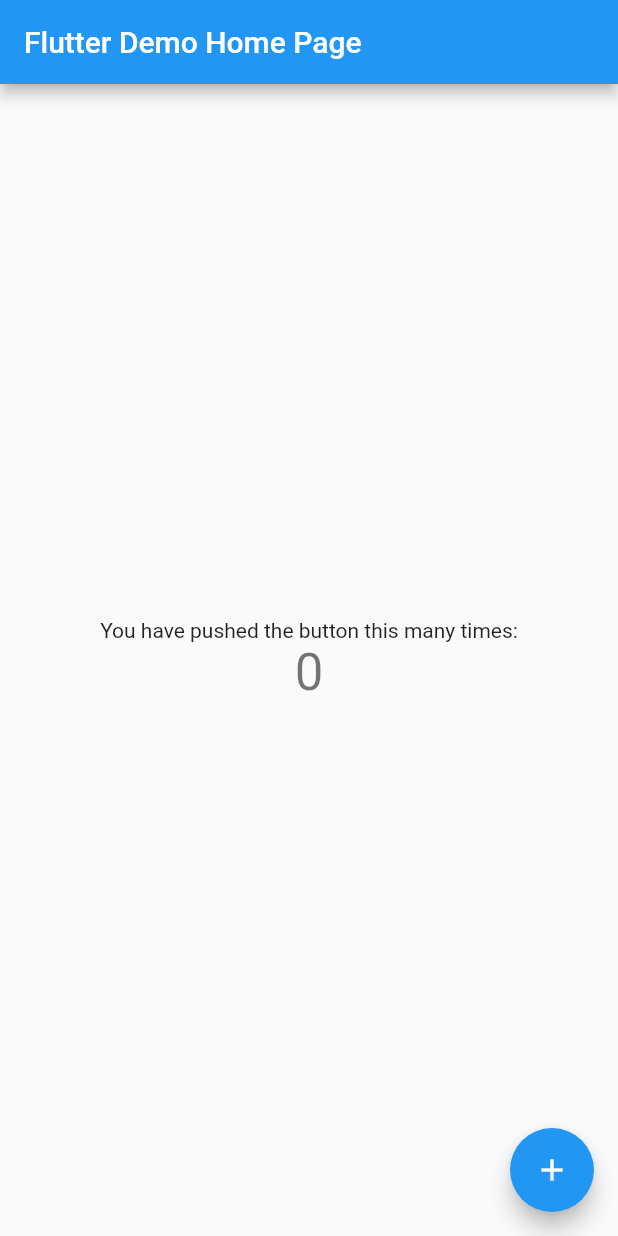
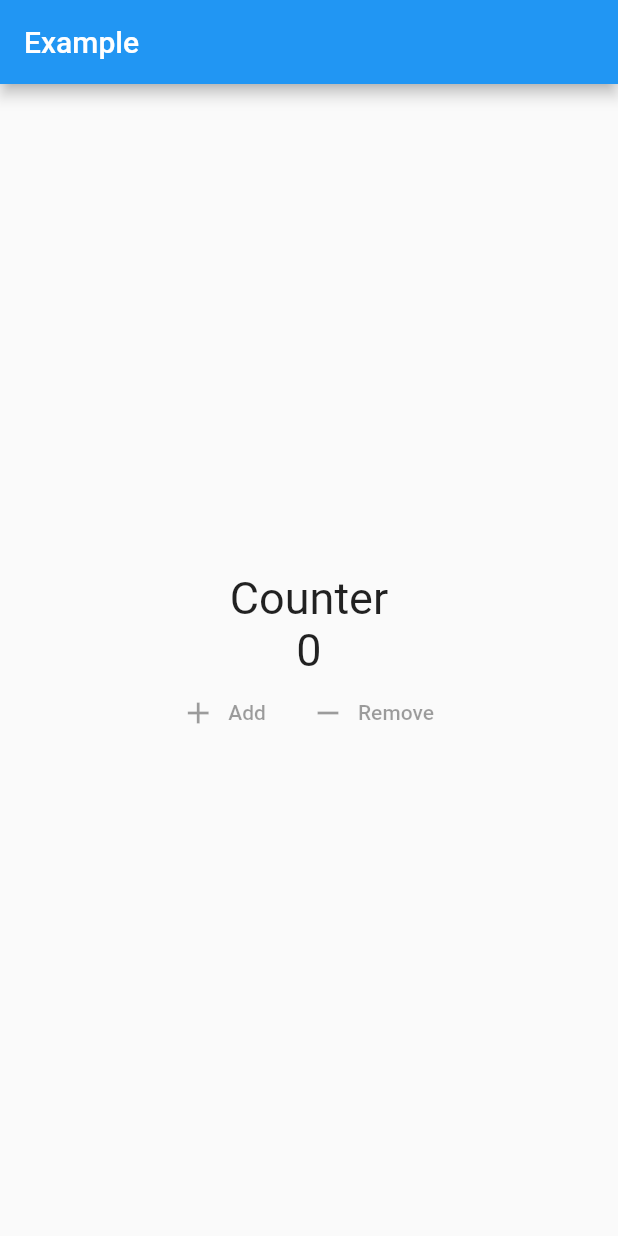
Before and after one commit to ArlanchikDrey/MobxExample, a Flutter app: the screen it shows after launch, on a phone screen of 412 x 824 dp. Run offline on Flutter 3.47's test engine with Material 2 defaults, Android fonts, the phone set to English and light mode, and no system bars.

Commit message:
added counter page

```diff
--- a/lib/main.dart
+++ b/lib/main.dart
@@ -1,117 +1,14 @@
 import 'package:flutter/material.dart';
+import 'package:mobx_example/pages/counter_page.dart';
 
-void main() {
-  runApp(MyApp());
-}
+void main() => runApp(MyApp());
 
-class MyApp extends StatelessWidget {
-  // This widget is the root of your application.
+class MyApp extends StatelessWidget{
   @override
   Widget build(BuildContext context) {
     return MaterialApp(
-      title: 'Flutter Demo',
-      theme: ThemeData(
-        // This is the theme of your application.
-        //
-        // Try running your application with "flutter run". You'll see the
-        // application has a blue toolbar. Then, without quitting the app, try
-        // changing the primarySwatch below to Colors.green and then invoke
-        // "hot reload" (press "r" in the console where you ran "flutter run",
-        // or simply save your changes to "hot reload" in a Flutter IDE).
-        // Notice that the counter didn't reset back to zero; the application
-        // is not restarted.
-        primarySwatch: Colors.blue,
-        // This makes the visual density adapt to the platform that you run
-        // the app on. For desktop platforms, the controls will be smaller and
-        // closer together (more dense) than on mobile platforms.
-        visualDensity: VisualDensity.adaptivePlatformDensity,
-      ),
-      home: MyHomePage(title: 'Flutter Demo Home Page'),
+      home: CounterPage(),
     );
   }
+
 }
-
-class MyHomePage extends StatefulWidget {
-  MyHomePage({Key key, this.title}) : super(key: key);
-
-  // This widget is the home page of your application. It is stateful, meaning
-  // that it has a State object (defined below) that contains fields that affect
-  // how it looks.
-
-  // This class is the configuration for the state. It holds the values (in this
-  // case the title) provided by the parent (in this case the App widget) and
-  // used by the build method of the State. Fields in a Widget subclass are
-  // always marked "final".
-
-  final String title;
-
-  @override
-  _MyHomePageState createState() => _MyHomePageState();
-}
-
-class _MyHomePageState extends State<MyHomePage> {
-  int _counter = 0;
-
-  void _incrementCounter() {
-    setState(() {
-      // This call to setState tells the Flutter framework that something has
-      // changed in this State, which causes it to rerun the build method below
-      // so that the display can reflect the updated values. If we changed
-      // _counter without calling setState(), then the build method would not be
-      // called again, and so nothing would appear to happen.
-      _counter++;
-    });
-  }
-
-  @override
-  Widget build(BuildContext context) {
-    // This method is rerun every time setState is called, for instance as done
-    // by the _incrementCounter method above.
-    //
-    // The Flutter framework has been optimized to make rerunning build methods
-    // fast, so that you can just rebuild anything that needs updating rather
-    // than having to individually change instances of widgets.
-    return Scaffold(
-      appBar: AppBar(
-        // Here we take the value from the MyHomePage object that was created by
-        // the App.build method, and use it to set our appbar title.
-        title: Text(widget.title),
-      ),
-      body: Center(
-        // Center is a layout widget. It takes a single child and positions it
-        // in the middle of the parent.
-        child: Column(
-          // Column is also a layout widget. It takes a list of children and
-          // arranges them vertically. By default, it sizes itself to fit its
-          // children horizontally, and tries to be as tall as its parent.
-          //
-          // Invoke "debug painting" (press "p" in the console, choose the
-          // "Toggle Debug Paint" action from the Flutter Inspector in Android
-          // Studio, or the "Toggle Debug Paint" command in Visual Studio Code)
-          // to see the wireframe for each widget.
-          //
-          // Column has various properties to control how it sizes itself and
-          // how it positions its children. Here we use mainAxisAlignment to
-          // center the children vertically; the main axis here is the vertical
-          // axis because Columns are vertical (the cross axis would be
-          // horizontal).
-          mainAxisAlignment: MainAxisAlignment.center,
-          children: <Widget>[
-            Text(
-              'You have pushed the button this many times:',
-            ),
-            Text(
-              '$_counter',
-              style: Theme.of(context).textTheme.headline4,
-            ),
-          ],
-        ),
-      ),
-      floatingActionButton: FloatingActionButton(
-        onPressed: _incrementCounter,
-        tooltip: 'Increment',
-        child: Icon(Icons.add),
-      ), // This trailing comma makes auto-formatting nicer for build methods.
-    );
-  }
-}
--- /dev/null
+++ b/lib/pages/counter_page.dart
@@ -0,0 +1,42 @@
+import 'package:flutter/material.dart';
+
+class CounterPage extends StatelessWidget{
+  @override
+  Widget build(BuildContext context) {
+    return Scaffold(
+      appBar: AppBar(
+        title: Text('Example'),
+      ),
+      body: Center(
+        child: Column(
+          mainAxisAlignment: MainAxisAlignment.center,
+          children: [
+            Text(
+              'Counter',
+              style: TextStyle(fontSize: 30.0),
+            ),
+            Text(
+              '0',
+              style: TextStyle(fontSize: 30.0),
+            ),
+            Row(
+              mainAxisAlignment: MainAxisAlignment.center,
+              children: [
+              FlatButton.icon(
+                onPressed: null,
+                icon: Icon(Icons.add),
+                label: Text('Add'),
+              ),
+              FlatButton.icon(
+                onPressed: null,
+                icon: Icon(Icons.remove),
+                label: Text('Remove'),
+              ),
+            ],)
+          ],
+        ),
+      ),
+    );
+  }
+
+}
```
